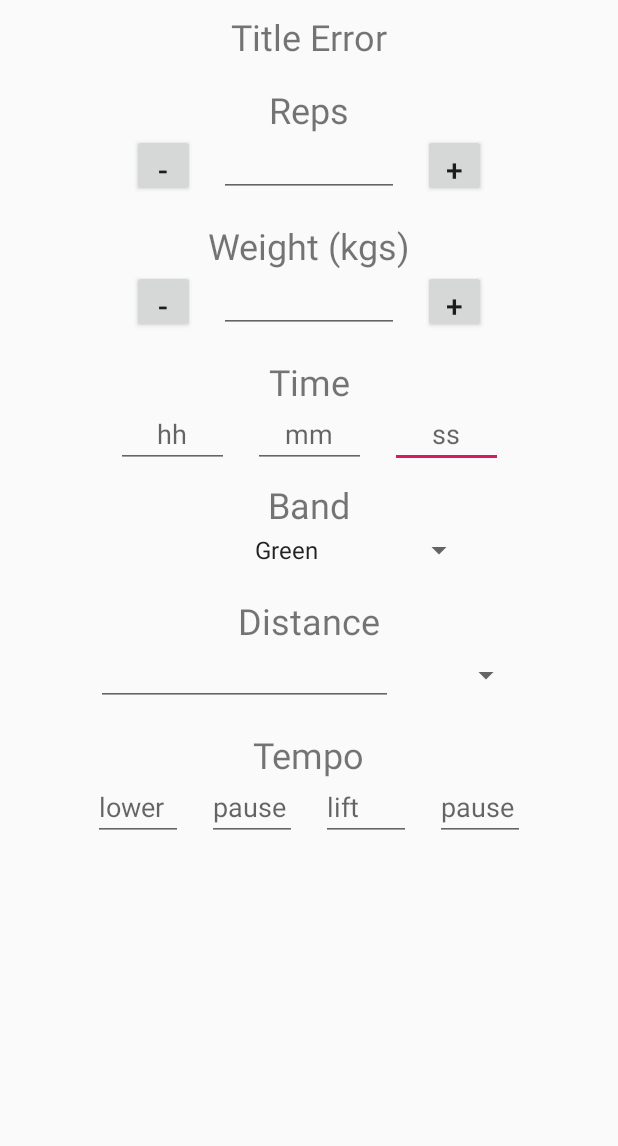
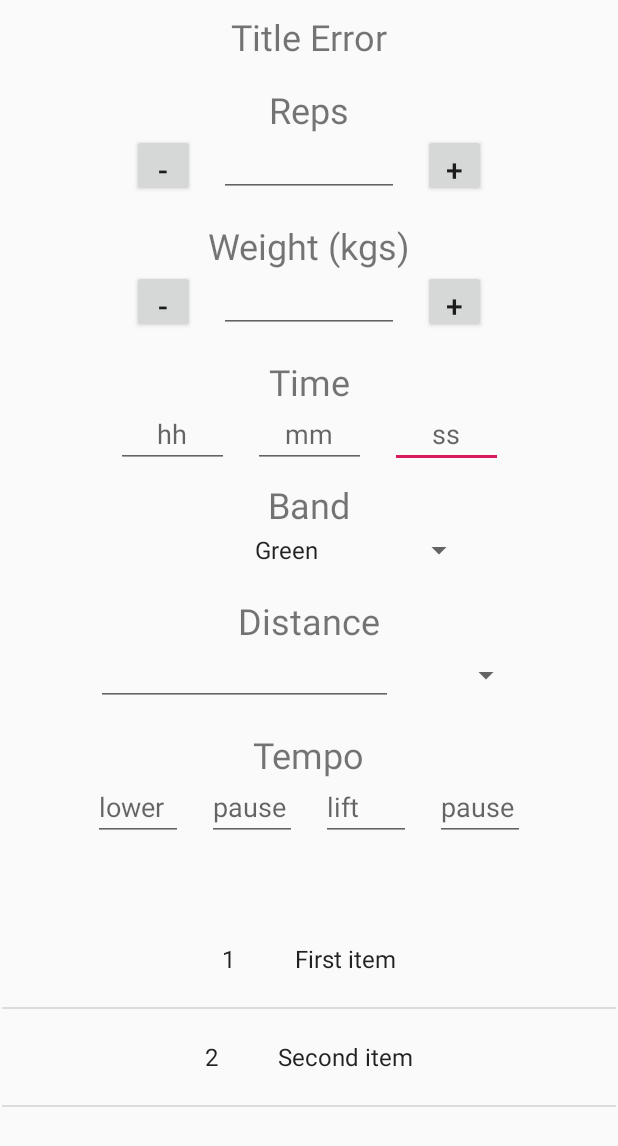
Before and after one commit to murock/CalistheicsLogger, an Android app: the TrackActivity screen opened directly, with no data from a screen before it, on a phone screen of 412 x 824 dp. Shown: the top 1146 px of the screen. Run offline under Robolectric (Android 15) with nearby library versions, the phone set to English and light mode, and no system bars; our stand-ins replace Room's generated code; 7 statements that could not run were skipped.

Commit message:
Working dslv example

```diff
--- a/app/src/main/java/com/example/calistheicslogger/Activities/TrackActivity.java
+++ b/app/src/main/java/com/example/calistheicslogger/Activities/TrackActivity.java
@@ -2,6 +2,7 @@ package com.example.calistheicslogger.Activities;
 
 import android.app.Activity;
 import android.content.Intent;
+import android.database.Cursor;
 import android.os.Bundle;
 import android.text.TextUtils;
 import android.util.Log;
@@ -19,6 +20,8 @@ import com.example.calistheicslogger.RoomDatabase.AppDatabase;
 import com.example.calistheicslogger.RoomDatabase.AppExecutors;
 import com.example.calistheicslogger.RoomDatabase.Entities.Exercise;
 import com.example.calistheicslogger.RoomDatabase.Entities.TrackedExercise;
+import com.example.calistheicslogger.Tools.dslv.DragSortListView;
+import com.example.calistheicslogger.Tools.dslv.SimpleDragSortCursorAdapter;
 
 import java.io.Serializable;
 import java.text.SimpleDateFormat;
@@ -33,6 +36,20 @@ public class TrackActivity extends Activity implements Serializable {
     AppDatabase appDatabase;
     String currentExercise;
 
+    ArrayAdapter<String> testAdapter;
+
+    private DragSortListView.DropListener onDrop =
+            new DragSortListView.DropListener() {
+                @Override
+                public void drop(int from, int to) {
+                    if (from != to) {
+                        String item = testAdapter.getItem(from);
+                        testAdapter.remove(item);
+                        testAdapter.insert(item, to);
+                    }
+                }
+            };
+
     @Override
     protected void onCreate(@Nullable Bundle savedInstanceState){
         appDatabase = AppDatabase.getInstance(this);
@@ -43,6 +60,21 @@ public class TrackActivity extends Activity implements Serializable {
         SetUpActivity(exerciseString);
         setUpBandSpinner();
         updateTrackingList();
+        TESTDSLV();
+    }
+
+    private void TESTDSLV()
+    {
+//        String[] columns = new String[]{"Test1", "Test2"};
+//        int[] ids = new int[]{1,2};
+//        SimpleDragSortCursorAdapter simpleDragSortCursorAdapter = new SimpleDragSortCursorAdapter(this,R.layout.exercise_list_activity, null, columns,ids,0);
+//        Cursor cursor =
+        testAdapter = new ArrayAdapter<String>(this, R.layout.center_spinner_text);
+        testAdapter.add("1          First item");
+        testAdapter.add("2          Second item");
+        DragSortListView testdslv = findViewById(R.id.trackedExerciseDSLV);
+        testdslv.setAdapter(testAdapter);
+        testdslv.setDropListener(onDrop);
     }
 
     private void SetUpActivity(final String exerciseName){
@@ -82,7 +114,7 @@ public class TrackActivity extends Activity implements Serializable {
                 List<TrackedExercise> trackedExercises = appDatabase.trackedExerciseDao().getTrackedExercisesFromNameAndDate(currentExercise,currentDate);
                 ArrayList<String> trackedExercisesArrayList = new ArrayList<>();
                 for(TrackedExercise exercise : trackedExercises){
-
+                    trackedExercisesArrayList.add(Integer.toString(exercise.getSetNumber()));
                 }
             }
         });
--- a/app/src/main/res/layout/track_activity.xml
+++ b/app/src/main/res/layout/track_activity.xml
@@ -398,6 +398,7 @@
         app:layout_constraintTop_toTopOf="parent" />
 
     <com.example.calistheicslogger.Tools.dslv.DragSortListView
+        android:id="@+id/trackedExerciseDSLV"
         android:layout_width="409dp"
         android:layout_height="170dp"
         android:layout_marginStart="8dp"
```
